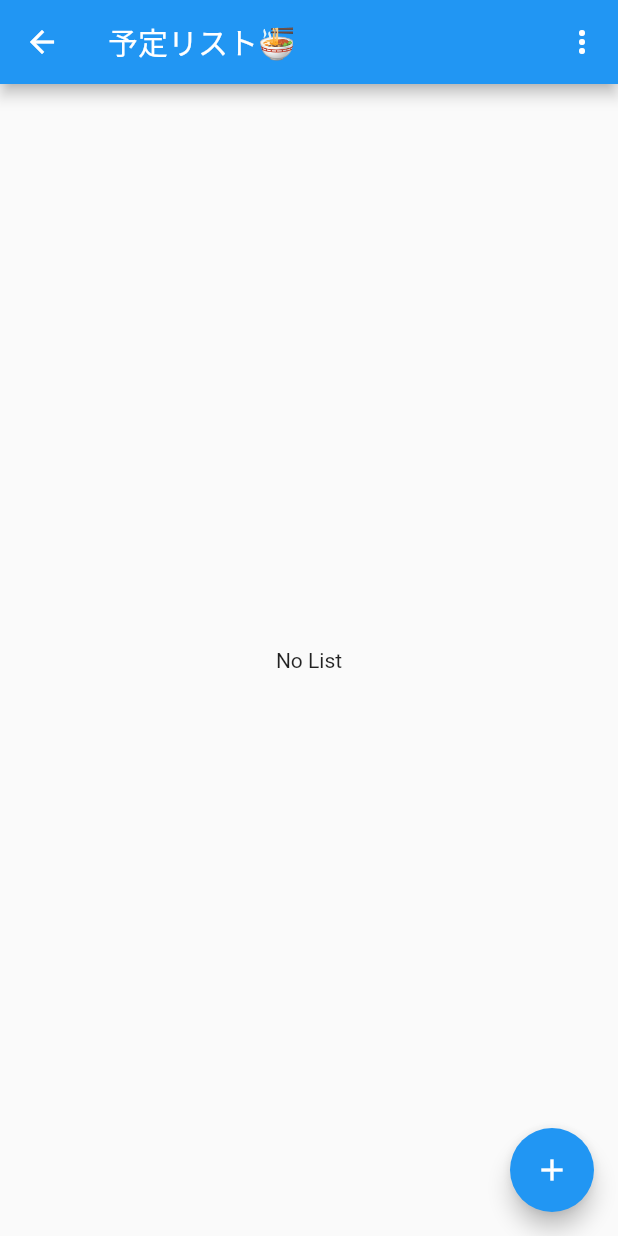
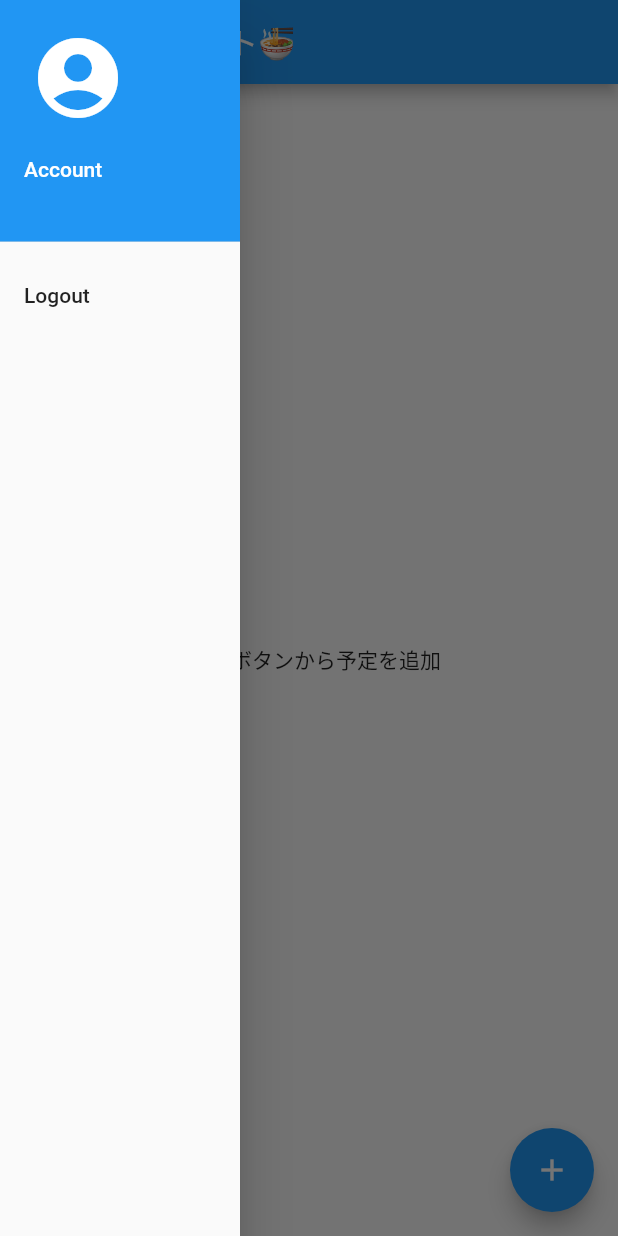
Before and after one commit to n-ohama/uchina_schedule, a Flutter app: the ListPage screen opened directly, with the side drawer open (before the commit the screen has no drawer), on a phone screen of 412 x 824 dp. Run offline on Flutter 3.47's test engine with Material 2 defaults, Android fonts, the phone set to English and light mode, and no system bars; our stand-ins replace cloud_firestore, date_format, firebase_auth, firebase_core, flutter_local_notifications, flutter_slidable and 2 more; accounts and stored records are empty.

Commit message:
新規登録画面を追加した、さらにappbarにdrawerで表示するようにした

```diff
--- a/lib/list/list_model.dart
+++ b/lib/list/list_model.dart
@@ -7,6 +7,12 @@ import 'package:shared_preferences/shared_preferences.dart';
 class ListModel extends ChangeNotifier {
   List<TodoList> todoList = [];
   String updateTitle;
+  String userEmail;
+
+  Future<void> getUserEmail() async {
+    SharedPreferences prefs = await SharedPreferences.getInstance();
+    this.userEmail = prefs.getString('firebaseEmail');
+  }
 
   Future<void> signOut() async {
     SharedPreferences prefs = await SharedPreferences.getInstance();
--- a/lib/list/list_page.dart
+++ b/lib/list/list_page.dart
@@ -14,56 +14,36 @@ class ListPage extends StatelessWidget {
   @override
   Widget build(BuildContext context) {
     return ChangeNotifierProvider<ListModel>(
-      create: (_) => ListModel()..getTodoList(),
+      create: (_) => ListModel()
+        ..getTodoList()
+        ..getUserEmail(),
       child: Consumer<ListModel>(builder: (context, model, child) {
         final todoList = model.todoList;
-        // IconButton(
-        //   icon: Icon(Icons.logout),
-        //   onPressed: () {
-        //     model.signOut();
-        //   },
-        // ),
 
-        final List _items = [
-          'HELP',
-          'SIGNOUT',
-        ];
         return Scaffold(
           appBar: AppBar(
             title: Text('予定リスト🍜'),
-            actions: [
-              PopupMenuButton(
-                itemBuilder: (BuildContext context) => _items
-                    .map(
-                      (item) => PopupMenuItem(
-                        child: Text(item),
-                        value: item,
-                      ),
-                    )
-                    .toList(),
-                onSelected: (item) {
-                  if (item == 'HELP')
-                    showDialog(
-                      context: context,
-                      builder: (_) => AlertDialog(
-                        title: Text('Help Me'),
-                        actions: [
-                          ElevatedButton(
-                            child: Text('OK'),
-                            onPressed: () => Navigator.of(context).pop(),
-                          )
-                        ],
-                      ),
-                    );
-                  if (item == 'SIGNOUT') model.signOut();
-                },
+          ),
+          drawer: Container(
+            width: 160,
+            child: Drawer(
+              child: ListView(
+                children: [
+                  UserAccountsDrawerHeader(
+                    accountName: Text('Account'),
+                    accountEmail: Text(model.userEmail ?? 'メールアドレス'),
+                    currentAccountPicture: Icon(Icons.account_circle,
+                        size: 64, color: Colors.white),
+                  ),
+                  ListTile(title: Text('Logout'), onTap: () => model.signOut()),
+                ],
               ),
-            ],
+            ),
           ),
           body: todoList.length == 0
               ? Container(
                   alignment: Alignment.center,
-                  child: Text('No List'),
+                  child: Text('下の+ボタンから予定を追加'),
                 )
               : Container(
                   padding: EdgeInsets.only(top: 8),
```
Also changed, not shown: lib/login/login_page.dart (+19 -1 lines), lib/login/register_model.dart (added, +11 -0 lines), lib/login/register_page.dart (added, +84 -0 lines), lib/main.dart (+4 -3 lines).
